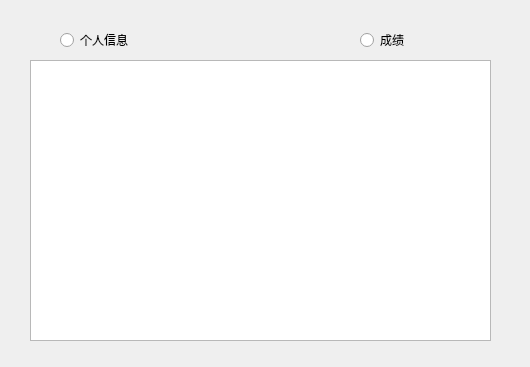
Above: student.ui from yccc233/mana-sys before the change. Below: the same form after it.
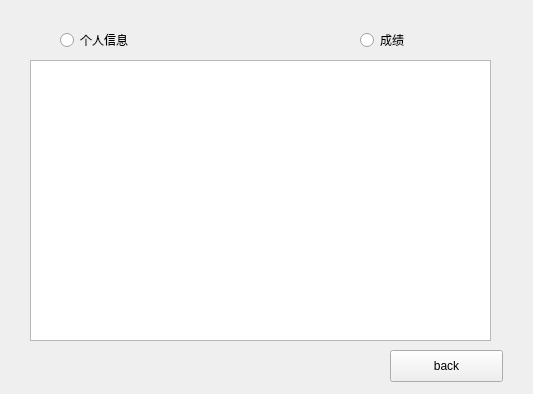
That is the form after the change.

```diff
--- a/student.ui
+++ b/student.ui
@@ -6,8 +6,8 @@
    <rect>
     <x>0</x>
     <y>0</y>
-    <width>530</width>
-    <height>367</height>
+    <width>533</width>
+    <height>394</height>
    </rect>
   </property>
   <property name="windowTitle">
@@ -50,6 +50,19 @@
      <string>成绩</string>
     </property>
    </widget>
+   <widget class="QPushButton" name="pushButton_back">
+    <property name="geometry">
+     <rect>
+      <x>390</x>
+      <y>350</y>
+      <width>113</width>
+      <height>32</height>
+     </rect>
+    </property>
+    <property name="text">
+     <string>back</string>
+    </property>
+   </widget>
   </widget>
  </widget>
  <resources/>
```
